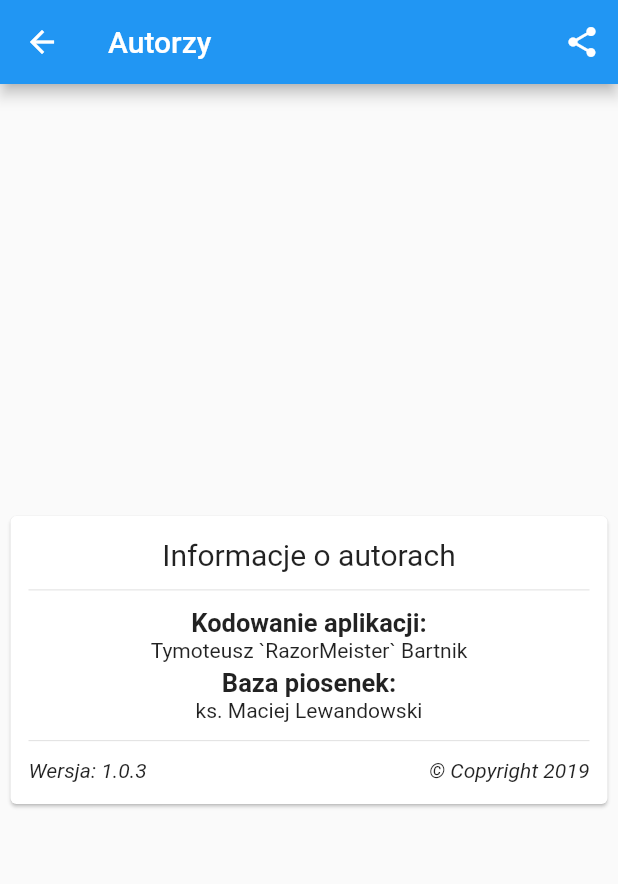
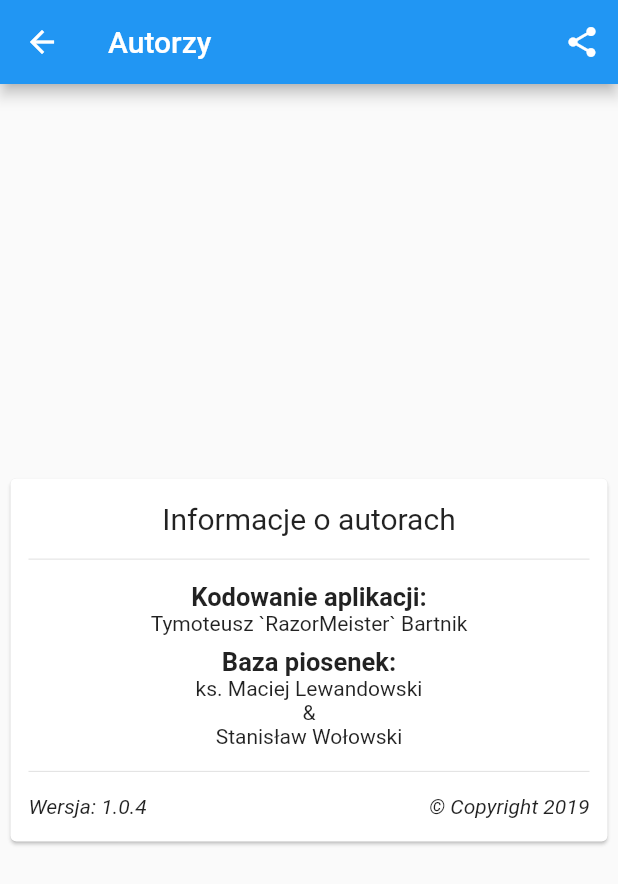
Before and after one commit to RazorMeister/spiewnik, a Flutter app: the AuthorsPage screen opened directly, on a phone screen of 412 x 824 dp. Shown: the top 884 px of the screen. Run offline on Flutter 3.47's test engine with Material 2 defaults, Android fonts, the phone set to English and light mode, and no system bars; our stand-ins replace share, shared_preferences; missing offline and left inert: flutter_material_color_picker, screen; accounts and stored records are empty; network calls fail.

Commit message:
New Version

```diff
--- a/lib/pages/authors_page.dart
+++ b/lib/pages/authors_page.dart
@@ -1,7 +1,7 @@
 import 'package:flutter/material.dart';
 import 'package:share/share.dart';
 
-final String VERSION = '1.0.3';
+final String VERSION = '1.0.4';
 
 class AuthorsPage extends StatelessWidget {
   @override
@@ -22,7 +22,7 @@ class AuthorsPage extends StatelessWidget {
         child: Container(
           margin: EdgeInsets.only(left: 3.0, right: 3.0),
           child: SizedBox(
-            height: 200,
+            height: 250,
             child: Card(
               child: Padding(
                 padding: EdgeInsets.all(12.0),
@@ -43,6 +43,8 @@ class AuthorsPage extends StatelessWidget {
                       children: <Widget>[
                         Text('Baza piosenek:', style: TextStyle(fontSize: 17.0, fontWeight: FontWeight.bold)),
                         Text('ks. Maciej Lewandowski'),
+                        Text('&'),
+                        Text('Stanisław Wołowski'),
                       ],
                     ),
                     Divider(),
--- a/pubspec.yaml
+++ b/pubspec.yaml
@@ -11,7 +11,7 @@ description: Mobile app to show church songs and chords.
 # In iOS, build-name is used as CFBundleShortVersionString while build-number used as CFBundleVersion.
 # Read more about iOS versioning at
 # https://developer.apple.com/library/archive/documentation/General/Reference/InfoPlistKeyReference/Articles/CoreFoundationKeys.html
-version: 1.0.3+3
+version: 1.0.4+4
 
 environment:
   sdk: ">=2.1.0 <3.0.0"
```
Also changed, not shown: lib/pages/details_page.dart (+25 -8 lines), lib/pages/home_page.dart (+33 -4 lines), Changelog.txt (added), 1 other file.
